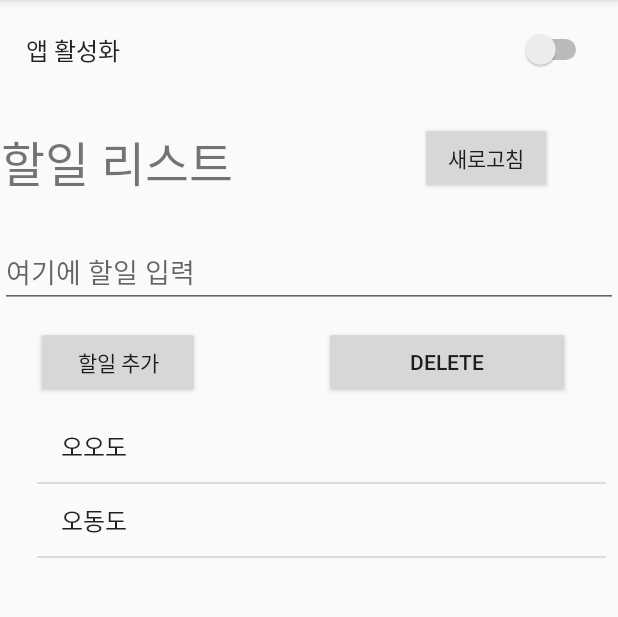
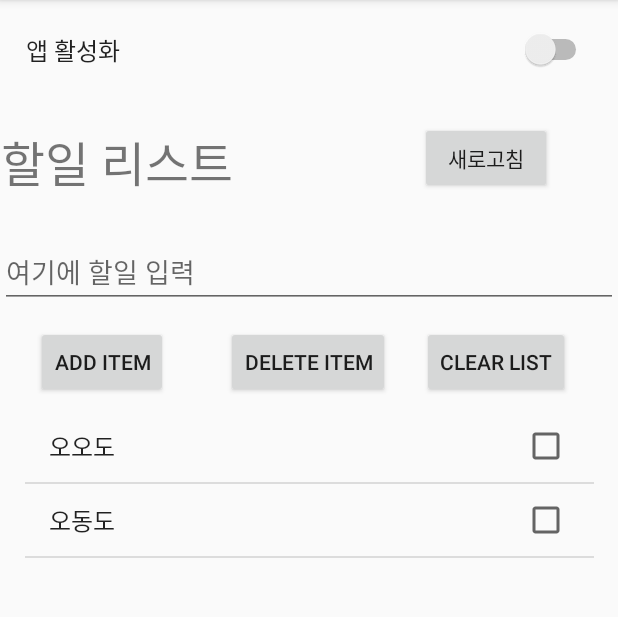
Before and after one commit to Odomhae/ToDoLocker, an Android app: the screen it shows after launch (MainActivity), on a phone screen of 412 x 824 dp, the part 84-701 px from its top. Run offline under Robolectric (Android 15) with nearby library versions, the phone set to English and light mode, and no system bars.

Commit message:
4th Multiple selection

```diff
--- a/app/build.gradle
+++ b/app/build.gradle
@@ -26,11 +26,11 @@ android {
 dependencies {
     implementation fileTree(dir: 'libs', include: ['*.jar'])
     implementation "org.jetbrains.kotlin:kotlin-stdlib-jdk7:$kotlin_version"
-    implementation 'androidx.appcompat:appcompat:1.0.2'
+    implementation 'androidx.appcompat:appcompat:1.1.0'
     implementation 'androidx.core:core-ktx:1.2.0'
     implementation 'androidx.constraintlayout:constraintlayout:1.1.3'
     implementation 'com.google.code.gson:gson:2.8.5'
     testImplementation 'junit:junit:4.12'
-    androidTestImplementation 'androidx.test.ext:junit:1.1.0'
+    androidTestImplementation 'androidx.test.ext:junit:1.1.1'
     androidTestImplementation 'androidx.test.espresso:espresso-core:3.1.1'
 }
--- a/app/src/main/java/com/example/todolocker/MainActivity.kt
+++ b/app/src/main/java/com/example/todolocker/MainActivity.kt
@@ -10,17 +10,19 @@ import android.preference.SwitchPreference
 import android.util.Log
 import kotlinx.android.synthetic.main.activity_main.*
 import android.widget.ArrayAdapter
+import android.widget.ListView
 import kotlin.collections.ArrayList
 import org.json.JSONArray
 import org.json.JSONException
+
 
 
 class MainActivity : AppCompatActivity() {
 
     // 빈 데이터 리스트 생성.
     val items = ArrayList<String>()
-
-    val adapter by lazy {  ArrayAdapter(this, android.R.layout.simple_list_item_1, items) }
+    //  하나의? 여려개 선택도 가능한게 나은데 // 이 가능한  adapter 설정
+    val adapter by lazy {  ArrayAdapter(this, android.R.layout.simple_list_item_multiple_choice, items) }
 
     val fragment = MyPreferenceFragment()
 
@@ -36,8 +38,8 @@ class MainActivity : AppCompatActivity() {
         thread.start()
 
         // ArrayAdapter 생성. 아이템 View를 선택(single choice)가능하도록 만듦.
-        listView.setAdapter(adapter)
-        adapter.notifyDataSetChanged()
+        listView.adapter = adapter
+        listView.choiceMode = ListView.CHOICE_MODE_MULTIPLE
 
         //할일 추가버튼
         addListButton.setOnClickListener {
@@ -47,9 +49,29 @@ class MainActivity : AppCompatActivity() {
             addList()
         }
 
-        // 할일 제거버튼
-        // 일단은 다 제거하는걸로
+        // 선택된 리스트만 삭제
         deleteListButton.setOnClickListener {
+            //선택된 아이템들
+            val checkedItems = listView.checkedItemPositions
+
+            for (i in adapter.count - 1 downTo 0) {
+                if (checkedItems.get(i)) {
+                    Log.d("선택된 아이템 삭제", i.toString())
+                    items.removeAt(i)
+                }
+            }
+            adapter.notifyDataSetChanged()
+
+
+            // 선택 초기화
+            listView.clearChoices()
+            // 배열로 저장
+            setStringArrayPref("listData", items)
+
+        }
+
+        // 리스트 다 삭제
+        clearListButton.setOnClickListener {
             items.clear()
             adapter.notifyDataSetChanged()
 
@@ -57,7 +79,7 @@ class MainActivity : AppCompatActivity() {
             setStringArrayPref("listData", items)
         }
 
-        //새로고침 버튼
+        //새로고침
         reloadButton.setOnClickListener {
             //삭제된게 반영된 배열을 불러와야하니까
             // 기존에 있던 거 없애고
@@ -69,7 +91,10 @@ class MainActivity : AppCompatActivity() {
                 for (value in listPref2)
                     items.add(value)
             }
+
             adapter.notifyDataSetChanged()
+            // 선택 초기화
+            listView.clearChoices()
 
         }
 
--- a/app/src/main/res/layout/activity_main.xml
+++ b/app/src/main/res/layout/activity_main.xml
@@ -52,27 +52,37 @@
         android:layout_height="350dp"
         android:layout_marginTop="68dp"
         app:layout_constraintEnd_toEndOf="parent"
-        app:layout_constraintHorizontal_bias="0.75"
         app:layout_constraintStart_toStartOf="parent"
         app:layout_constraintTop_toBottomOf="@+id/editText" />
 
     <Button
         android:id="@+id/addListButton"
-        android:layout_width="109dp"
+        android:layout_width="wrap_content"
         android:layout_height="wrap_content"
         android:layout_marginStart="24dp"
         android:layout_marginBottom="8dp"
-        android:text="할일 추가"
+        android:text="Add item"
         app:layout_constraintBottom_toTopOf="@+id/listView"
         app:layout_constraintStart_toStartOf="parent" />
 
     <Button
         android:id="@+id/deleteListButton"
-        android:layout_width="164dp"
+        android:layout_width="wrap_content"
+        android:layout_height="wrap_content"
+        android:layout_marginTop="12dp"
+        android:text="Delete item"
+        app:layout_constraintEnd_toStartOf="@+id/clearListButton"
+        app:layout_constraintHorizontal_bias="0.644"
+        app:layout_constraintStart_toEndOf="@+id/addListButton"
+        app:layout_constraintTop_toBottomOf="@+id/editText" />
+
+    <Button
+        android:id="@+id/clearListButton"
+        android:layout_width="wrap_content"
         android:layout_height="wrap_content"
         android:layout_marginEnd="32dp"
         android:layout_marginBottom="8dp"
-        android:text="delete"
+        android:text="Clear List"
         app:layout_constraintBottom_toTopOf="@+id/listView"
         app:layout_constraintEnd_toEndOf="parent" />
 
@@ -87,4 +97,6 @@
         app:layout_constraintTop_toBottomOf="@+id/frameLayout" />
 
 
+
+
 </androidx.constraintlayout.widget.ConstraintLayout>
```
Also changed, not shown: app/src/main/java/com/example/todolocker/ToDoLockerActivity.kt (+29 -1 lines), app/src/main/res/layout/activity_to_do_locker.xml (+19 -13 lines).
